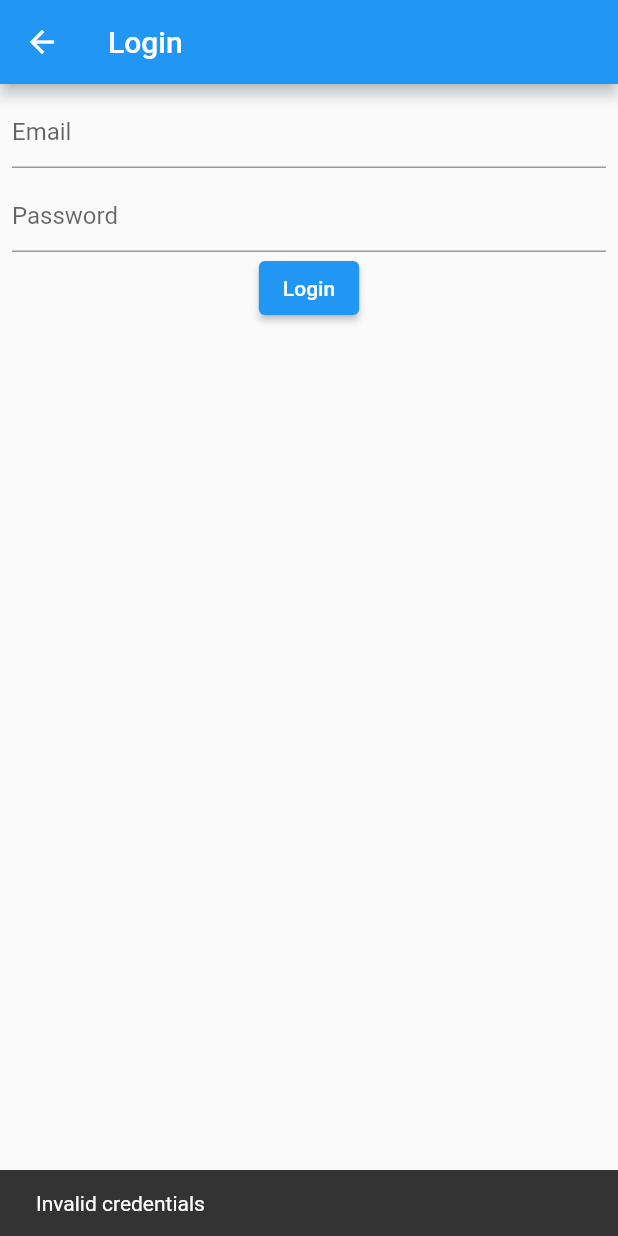
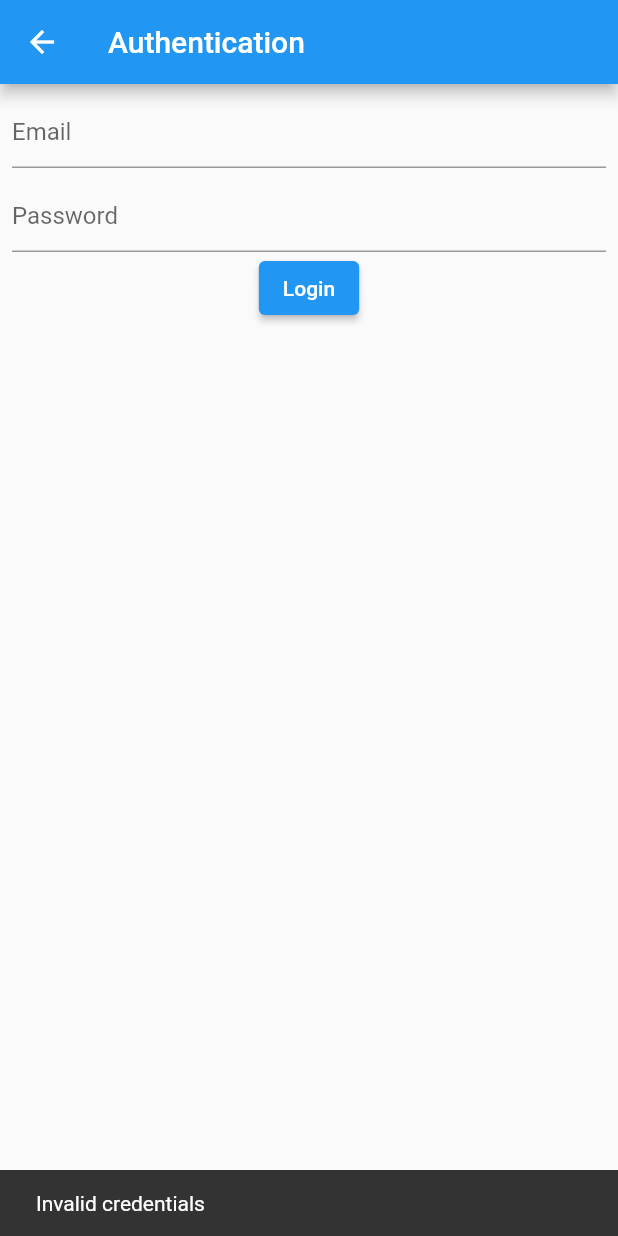
Before and after one commit to VGVentures/robot_testing, a Flutter app: the LoginPage screen opened directly, after a tap on "Login", on a phone screen of 412 x 824 dp. Run offline on Flutter 3.47's test engine with Material 2 defaults, Android fonts, the phone set to English and light mode, and no system bars.

Commit message:
feat: login page

```diff
--- a/lib/login_page.dart
+++ b/lib/login_page.dart
@@ -8,7 +8,7 @@ class LoginPage extends StatelessWidget {
   @override
   Widget build(BuildContext context) {
     return Scaffold(
-      appBar: AppBar(title: Text('Login')),
+      appBar: AppBar(title: Text('Authentication')),
       body: Padding(
         padding: EdgeInsets.all(8),
         child: LoginForm(),
@@ -76,6 +76,7 @@ class _LoginFormState extends State<LoginForm> {
 
   void _showSnackBar(String message) {
     ScaffoldMessenger.of(context)
-        .showSnackBar(SnackBar(content: Text(message)));
+      ..hideCurrentSnackBar()
+      ..showSnackBar(SnackBar(key: Key('snackbar'), content: Text(message)));
   }
 }
```
Also changed, not shown: e2e/scenarios/counter_scenario.dart (+6 -6 lines), e2e/scenarios/robots/login_robot.dart (+1 -2 lines).
